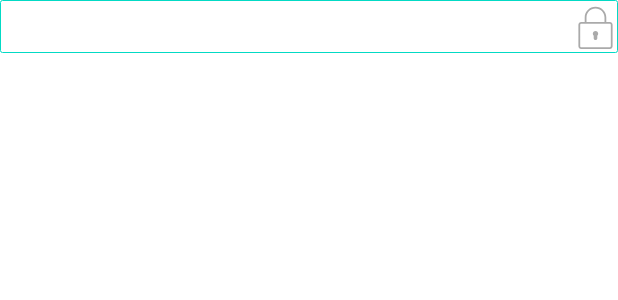
After one commit to raiyin/chessopeningsquiz, an Android app: the layout list_item.xml on its own in the app's theme, with its tools: preview values and no code run, on a phone screen of 412 x 824 dp. The commit adds this screen. Shown: the top 300 px of the screen. Run offline under Robolectric (Android 15) with nearby library versions, the phone set to English and light mode, and no system bars; Roboto replaces fonts that are not available here.

Commit message:
Opening list with lock. Quiz only with unlock.

```diff
--- a/app/src/main/java/com/publicmaders/android/chessopeningsquiz/controllers/QuizManager.kt
+++ b/app/src/main/java/com/publicmaders/android/chessopeningsquiz/controllers/QuizManager.kt
@@ -28,7 +28,7 @@ class QuizManager(openingManager: OpeningManager) {
 
             for (optionIndex in 0 until 4) {
                 var openingIndex: Int = random.nextInt(0, openingManager.count())
-                while (indexList.contains(openingIndex)) {
+                while (indexList.contains(openingIndex) || this.openingManager[openingIndex].IsLocked()) {
                     openingIndex = random.nextInt(0, openingManager.count())
                 }
                 indexList.add(openingIndex)
@@ -51,7 +51,7 @@ class QuizManager(openingManager: OpeningManager) {
             for (optionIndex in 0 until 4) {
                 val indexList: MutableList<Int> = mutableListOf()
                 var openingIndex: Int = random.nextInt(0, openingManager.count())
-                while (indexList.contains(openingIndex)) {
+                while (indexList.contains(openingIndex) || this.openingManager[openingIndex].IsLocked()) {
                     openingIndex = random.nextInt(0, openingManager.count())
                 }
                 indexList.add(openingIndex)
--- a/app/src/main/java/com/publicmaders/android/chessopeningsquiz/models/SettingsData.kt
+++ b/app/src/main/java/com/publicmaders/android/chessopeningsquiz/models/SettingsData.kt
@@ -6,4 +6,5 @@ import kotlinx.serialization.Serializable
 data class SettingsData(var taskCount: Int = 5,
                         var pieceSpeed: Int = 20,
                         var appTheme: Int = 0,
-                        var coordMode: CoordinatesMode = CoordinatesMode.NO)
+                        var coordMode: CoordinatesMode = CoordinatesMode.NO,
+                        var paid: Boolean = false)
--- /dev/null
+++ b/app/src/main/res/drawable/border.xml
@@ -0,0 +1,7 @@
+<?xml version="1.0" encoding="utf-8"?>
+<shape xmlns:android="http://schemas.android.com/apk/res/android" android:shape="rectangle">
+    <stroke
+        android:width="1px"
+        android:color="#FF03DAC5" />
+    <corners android:radius="1dp"/>
+</shape>
--- /dev/null
+++ b/app/src/main/res/drawable/ic_iconlock.xml
@@ -0,0 +1,9 @@
+<vector xmlns:android="http://schemas.android.com/apk/res/android"
+    android:width="50dp"
+    android:height="50dp"
+    android:viewportWidth="50"
+    android:viewportHeight="50">
+  <path
+      android:pathData="M25,3C18.363,3 13,8.363 13,15L13,20L9,20C7.355,20 6,21.355 6,23L6,47C6,48.645 7.355,50 9,50L41,50C42.645,50 44,48.645 44,47L44,23C44,21.355 42.645,20 41,20L37,20L37,15C37,8.363 31.637,3 25,3ZM25,5C30.566,5 35,9.434 35,15L35,20L15,20L15,15C15,9.434 19.434,5 25,5ZM9,22L41,22C41.555,22 42,22.445 42,23L42,47C42,47.555 41.555,48 41,48L9,48C8.445,48 8,47.555 8,47L8,23C8,22.445 8.445,22 9,22ZM25,30C23.301,30 22,31.301 22,33C22,33.898 22.398,34.688 23,35.188L23,38C23,39.102 23.898,40 25,40C26.102,40 27,39.102 27,38L27,35.188C27.602,34.688 28,33.898 28,33C28,31.301 26.699,30 25,30Z"
+      android:fillColor="#aaaaaa"/>
+</vector>
--- /dev/null
+++ b/app/src/main/res/layout/list_item.xml
@@ -0,0 +1,44 @@
+<?xml version="1.0" encoding="utf-8"?>
+<LinearLayout xmlns:android="http://schemas.android.com/apk/res/android"
+    android:layout_width="match_parent"
+    android:layout_height="match_parent"
+    android:orientation="horizontal">
+
+    <RelativeLayout
+        android:id="@+id/llListItem"
+        android:layout_width="wrap_content"
+        android:layout_height="35dp"
+        android:orientation="horizontal"
+        android:background="@drawable/border">
+
+        <TextView
+            android:id="@+id/tvOpening"
+            android:layout_width="wrap_content"
+            android:layout_height="fill_parent"
+            android:layout_alignParentStart="true"
+            android:layout_toStartOf="@+id/ivLock"
+            android:height="30dp"
+            android:ellipsize="marquee"
+            android:gravity="center_vertical"
+            android:maxLines="1"
+            android:paddingStart="5dp"
+            android:paddingRight="5dp"
+            android:singleLine="true"
+            android:textSize="16sp">
+
+        </TextView>
+
+        <ImageView
+            android:id="@+id/ivLock"
+            android:layout_width="30dp"
+            android:layout_height="30dp"
+            android:layout_alignParentTop="true"
+            android:layout_alignParentEnd="true"
+            android:layout_alignParentBottom="true"
+            android:maxWidth="40dp"
+            android:maxHeight="40dp"
+            android:src="@drawable/ic_iconlock">
+
+        </ImageView>
+    </RelativeLayout>
+</LinearLayout>
```
Also changed, not shown: app/src/main/java/com/publicmaders/android/chessopeningsquiz/activities/TrainActivity.kt (+12 -11 lines), app/src/main/java/com/publicmaders/android/chessopeningsquiz/controllers/ListItemAdapter.kt (added, +91 -0 lines), app/src/main/java/com/publicmaders/android/chessopeningsquiz/models/Opening.kt (+18 -3 lines), app/src/main/java/com/publicmaders/android/chessopeningsquiz/models/Settings.kt (+12 -1 lines), 1 other file.
